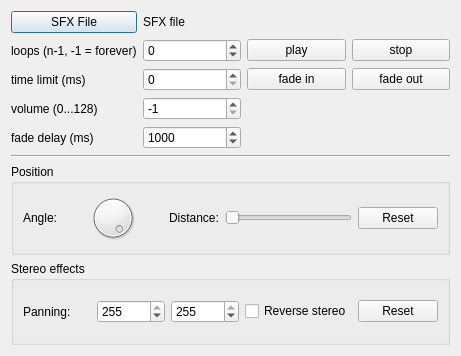
WohlSoft/SDL-Mixer-X, file examples/MusPlay-Qt/MainWindow/sfx_tester.ui: the form before one commit.
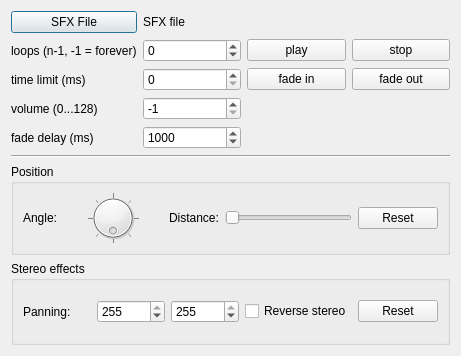
The form after the commit.

Commit message: MusPlayQt: Tune the SFX tester

Patch:
```diff
--- a/examples/MusPlay-Qt/MainWindow/sfx_tester.ui
+++ b/examples/MusPlay-Qt/MainWindow/sfx_tester.ui
@@ -176,6 +176,15 @@
         <property name="invertedControls">
          <bool>false</bool>
         </property>
+        <property name="wrapping">
+         <bool>true</bool>
+        </property>
+        <property name="notchTarget">
+         <double>45.000000000000000</double>
+        </property>
+        <property name="notchesVisible">
+         <bool>true</bool>
+        </property>
        </widget>
       </item>
       <item>
```
The commit also changes 2 other files.
